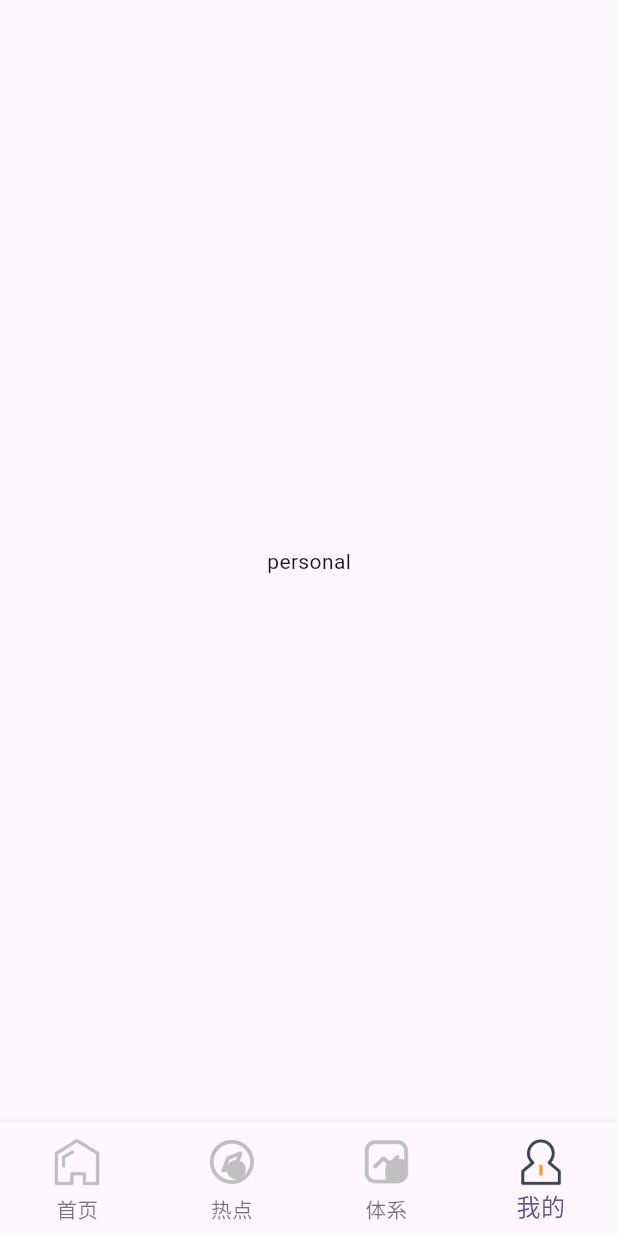
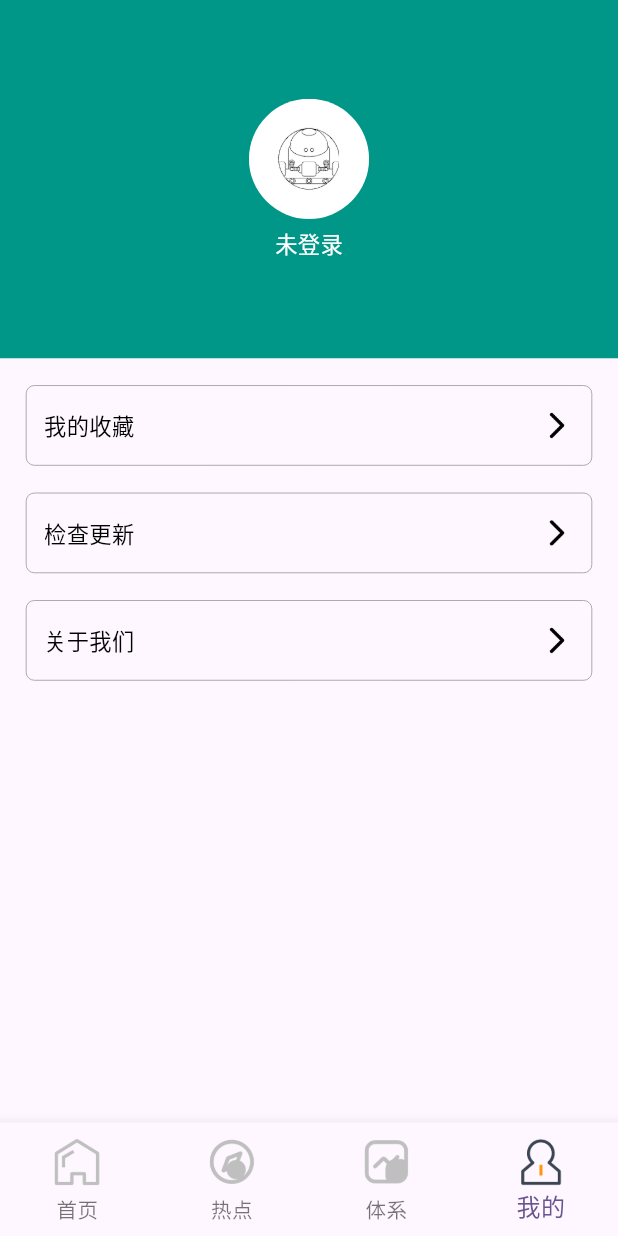
Before and after one commit to mapleleaf99/flutter_study, a Flutter app: the screen it shows after launch, item 4 of the bottom bar chosen, on a phone screen of 412 x 824 dp. Run offline on Flutter 3.47's test engine with Material 3 defaults, Android fonts, the phone set to English and light mode, and no system bars; drawn by our look-alikes of oktoast; our stand-ins replace dio, flutter_screenutil, flutter_swiper_view, pull_to_refresh; network calls fail.

Commit message:
编写我的页面

```diff
--- a/lib/pages/personal/personal_page.dart
+++ b/lib/pages/personal/personal_page.dart
@@ -1,4 +1,6 @@
+import 'package:flutter/cupertino.dart';
 import 'package:flutter/material.dart';
+import 'package:flutter_screenutil/flutter_screenutil.dart';
 
 class PersonalPage extends StatefulWidget {
   const PersonalPage({super.key});
@@ -12,10 +14,58 @@ class _PersonalPageState extends State<PersonalPage> {
   Widget build(BuildContext context) {
     return Scaffold(
       body: SafeArea(
-        child: Center(
-          child: Text("personal"),
+        child: Column(
+          children: [
+            _header(),
+            _settingsItem("我的收藏", () {}),
+            _settingsItem("检查更新", () {}),
+            _settingsItem("关于我们", () {}),
+          ],
         ),
       ),
     );
   }
+
+  Widget _settingsItem(String? title, GestureTapCallback? onTap) {
+    return GestureDetector(
+      onTap: onTap,
+      child: Container(
+        width: double.infinity,
+        height: 45.h,
+        margin: EdgeInsets.only(left: 15.w, right: 15.w, top: 15.h),
+        padding: EdgeInsets.only(left: 10.w, right: 10.w),
+        decoration: BoxDecoration(
+          border: Border.all(color: Colors.grey, width: 0.5.r),
+          borderRadius: BorderRadius.circular(5.r),
+        ),
+        child: Row(
+          mainAxisAlignment: MainAxisAlignment.spaceBetween,
+          children: [
+            Text(title ?? "", style: TextStyle(color: Colors.black, fontSize: 13.sp),),
+            Image.asset("assets/images/img_arrow_right.png", width: 20.r, height: 20.r,),
+          ],
+        ),
+      ),
+    );
+  }
+
+  Widget _header() {
+    return Container(
+      alignment: Alignment.center,
+      color: Colors.teal,
+      width: double.infinity,
+      height: 200.h,
+      child: Column(
+        mainAxisAlignment: MainAxisAlignment.center,
+        children: [
+          ClipRRect(
+            child: Image.asset("assets/images/logo.png", width: 70.r, height: 70.r,),
+            borderRadius: BorderRadius.circular(35.r),
+          ),
+          SizedBox(height: 6,),
+          Text("未登录", style: TextStyle(color: Colors.white, fontSize: 13.sp),)
+        ],
+      ),
+    );
+  }
 }
```
Also changed, not shown: 122 other files.
